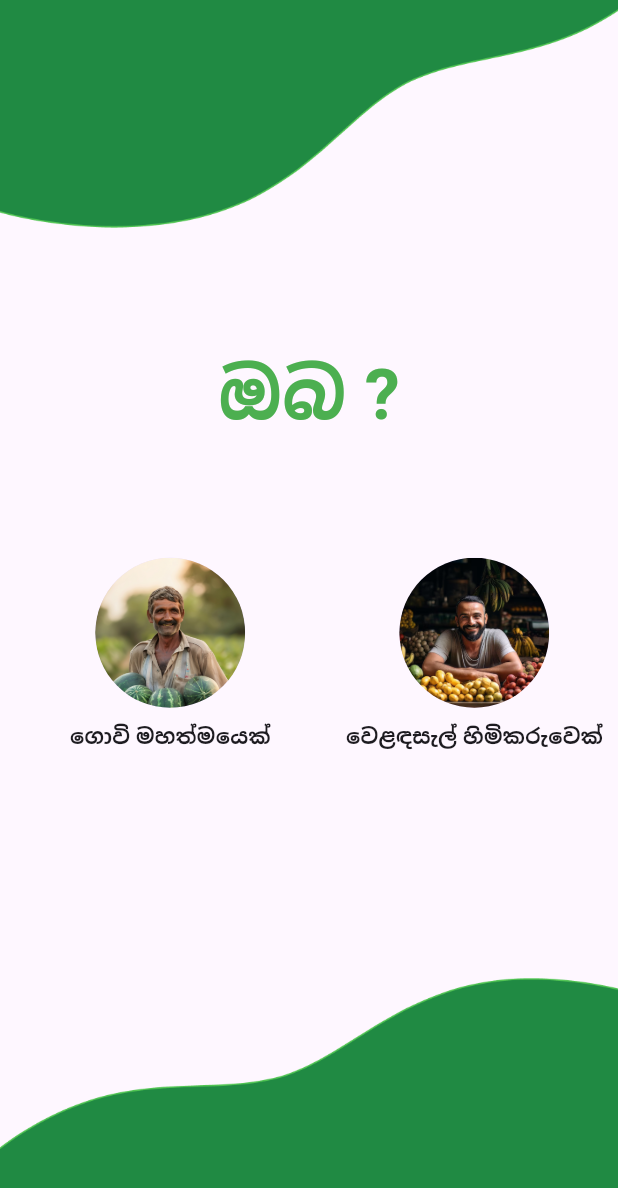
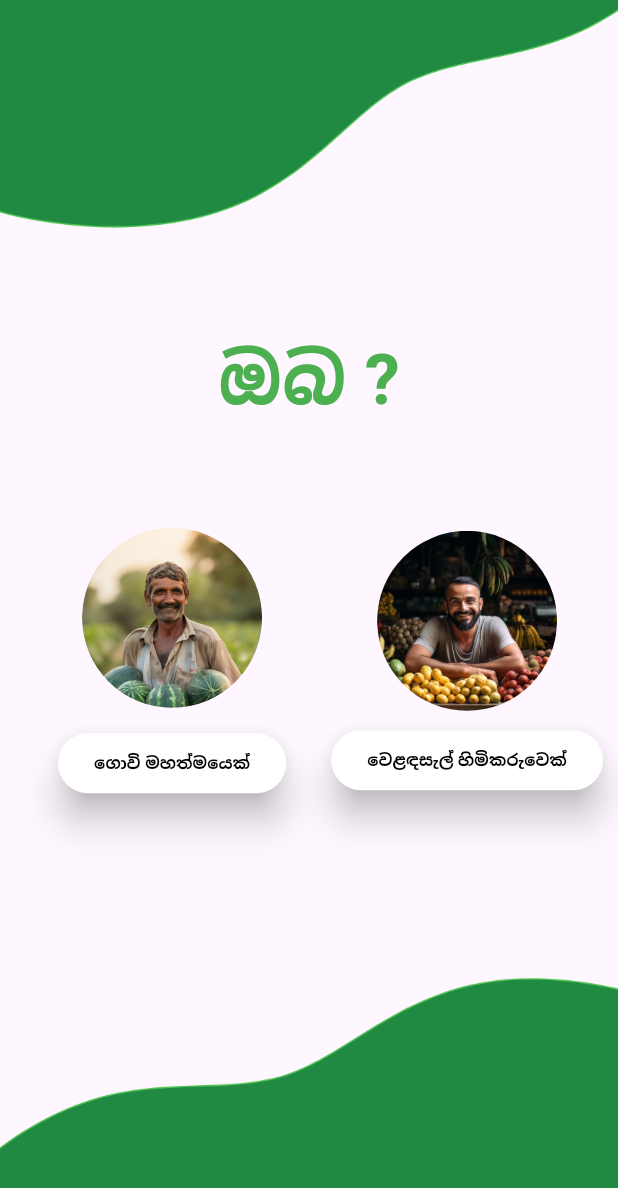
Before and after one commit to rudill/Mobile-app-for-Dambulla-Economic-Center, a Flutter app: the Person screen opened directly, on a phone screen of 412 x 824 dp. Shown: the top 1188 px of the screen. Run offline on Flutter 3.47's test engine with Material 3 defaults, Android fonts, the phone set to English and light mode, and no system bars; our stand-ins replace hive_ce; accounts and stored records are empty; Roboto replaces fonts that are missing (RobotoMono).

Commit message:
Refactor UI layout and styles on person selection and welcome page

```diff
--- a/lib/Pages/FarmerRegistation.dart
+++ b/lib/Pages/FarmerRegistation.dart
@@ -27,7 +27,7 @@ class SignUpScreen extends StatelessWidget {
               crossAxisAlignment: CrossAxisAlignment.center,
               children: [
                 SizedBox(height: 5),
-                Image.asset('asset/signup_image.png', height: 150),
+                Image.asset('assets/signup_image.png', height: 150),
                 SizedBox(height: 50),
                 Text(
                   'ඔබගේ තොරතුරු ලබා දෙන්න.',
--- a/lib/Pages/homeScreen.dart
+++ b/lib/Pages/homeScreen.dart
@@ -5,8 +5,6 @@ import 'package:dec_app/Pages/personselect.dart';
 
 import 'package:flutter/material.dart';
 import 'package:dec_app/Pages/landing.dart';
-
-import '../Hive/add_to_hive.dart';
 
 class HomeScreen extends StatelessWidget {
   const HomeScreen({super.key});
--- a/lib/Pages/personselect.dart
+++ b/lib/Pages/personselect.dart
@@ -1,3 +1,4 @@
+import 'package:dec_app/Pages/FarmerRegistation.dart';
 import 'package:flutter/material.dart';
 
 class Person extends StatefulWidget {
@@ -13,10 +14,10 @@ class _PersonState extends State<Person> {
     return Scaffold(
       body: Column(
         children: [
-          Image(image: AssetImage("asset/img.png")),
+          Image(image: AssetImage("assets/images/img.png")),
 
           SizedBox(
-            height: 220,
+            height: 200,
             child: Center(
               child: Text(
                 "ඔබ ?",
@@ -39,31 +40,66 @@ class _PersonState extends State<Person> {
                   mainAxisSize: MainAxisSize.min,
                   children: [
                     CircleAvatar(
-                      radius: 50,
-                      backgroundImage: AssetImage('asset/farmer.png'),
+                      radius: 60,
+                      backgroundImage: AssetImage('assets/images/farmer.png'),
                     ),
-                    SizedBox(height: 9),
+                    SizedBox(height: 13),
 
-                    Text(
-                      'ගොවි මහත්මයෙක්',
-                      style: TextStyle(fontWeight: FontWeight.bold),
+                    ElevatedButton(
+                      style: ElevatedButton.styleFrom(
+                        backgroundColor: Colors.white,
+                        shadowColor: const Color.fromRGBO(0, 0, 0, 10),
+                        elevation: 10,
+                      ),
+                      onPressed: () {
+                        Navigator.push(
+                          context,
+                          MaterialPageRoute(builder: (context) => SignUpApp()),
+                        );
+                      },
+                      child: Text(
+                        'ගොවි මහත්මයෙක්',
+                        style: TextStyle(
+                          fontSize: 11,
+                          color: Colors.black,
+                          fontWeight: FontWeight.bold,
+                        ),
+                      ),
                     ),
                   ],
                 ),
 
-                SizedBox(width: 50),
+                SizedBox(width: 30),
 
                 Column(
                   mainAxisSize: MainAxisSize.min,
                   children: [
                     CircleAvatar(
-                      backgroundImage: AssetImage('asset/owner.png'),
-                      radius: 50,
+                      backgroundImage: AssetImage('assets/images/owner.png'),
+                      radius: 60,
                     ),
                     SizedBox(height: 9),
-                    Text(
-                      'වෙළඳසැල් හිමිකරුවෙක්',
-                      style: TextStyle(fontWeight: FontWeight.bold),
+
+                    ElevatedButton(
+                      style: ElevatedButton.styleFrom(
+                        backgroundColor: Colors.white,
+                        shadowColor: const Color.fromRGBO(0, 0, 0, 10),
+                        elevation: 10,
+                      ),
+                      onPressed: () {
+                        Navigator.push(
+                          context,
+                          MaterialPageRoute(builder: (context) => SignUpApp()),
+                        );
+                      },
+                      child: Text(
+                        "වෙළඳසැල් හිමිකරුවෙක්",
+                        style: TextStyle(
+                          fontSize: 11,
+                          color: Colors.black,
+                          fontWeight: FontWeight.bold,
+                        ),
+                      ),
                     ),
                   ],
                 ),
@@ -72,7 +108,7 @@ class _PersonState extends State<Person> {
           ),
 
           Spacer(),
-          Image(image: AssetImage("asset/img_1.png")),
+          Image(image: AssetImage('assets/images/down_shape.png')),
         ],
       ),
     );
```
Also changed, not shown: lib/Pages/landing.dart (+37 -4 lines), pubspec.yaml (+7 -12 lines), assets/images/down_shape.png (renamed from asset/img_1.png), assets/images/farmer.png (renamed from asset/farmer.png), assets/images/fruits.png (renamed from asset/download.png), assets/images/img.png (renamed from asset/img.png), assets/images/owner.png (renamed from asset/owner.png), assets/images/salePerson.png (renamed from asset/salePerson.png), assets/images/signup_image.png (renamed from asset/signup_image.png).
